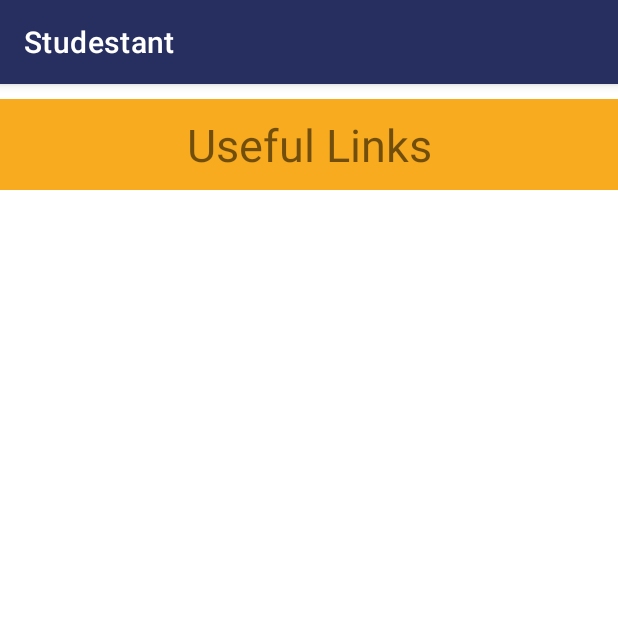
After one commit to NED-CEW-Final-Project-Devs/Studestant, an Android app: the UsefulLinks screen opened directly, with no data from a screen before it, on a phone screen of 412 x 824 dp, the top half of it. The commit adds this screen. Run offline under Robolectric (Android 15) with nearby library versions, the phone set to English and light mode, and no system bars.

Commit message:
merged firebaseauthui_in_home and added useful links activity

```diff
--- /dev/null
+++ b/app/src/main/java/com/ned_cew_final_project/studestant/UsefulLinks.java
@@ -0,0 +1,14 @@
+package com.ned_cew_final_project.studestant;
+
+import androidx.appcompat.app.AppCompatActivity;
+
+import android.os.Bundle;
+
+public class UsefulLinks extends AppCompatActivity {
+
+    @Override
+    protected void onCreate(Bundle savedInstanceState) {
+        super.onCreate(savedInstanceState);
+        setContentView(R.layout.activity_useful_links);
+    }
+}
--- /dev/null
+++ b/app/src/main/res/layout/activity_useful_links.xml
@@ -0,0 +1,32 @@
+<?xml version="1.0" encoding="utf-8"?>
+<LinearLayout xmlns:android="http://schemas.android.com/apk/res/android"
+    xmlns:app="http://schemas.android.com/apk/res-auto"
+    xmlns:tools="http://schemas.android.com/tools"
+    android:layout_width="match_parent"
+    android:layout_height="match_parent"
+    tools:context=".UsefulLinks"
+    android:orientation="vertical">
+
+    <!--HEADER START-->
+    <LinearLayout
+        android:layout_width="match_parent"
+        android:layout_height="wrap_content"
+        android:orientation="vertical" >
+
+        <TextView
+            android:id="@+id/txtview_useful_links"
+            android:layout_width="match_parent"
+            android:layout_height="wrap_content"
+            android:text="@string/useful_links"
+            android:textSize="30sp"
+            android:textAlignment="center"
+            android:gravity="center_horizontal"
+            android:padding="10dp"
+            android:background="@color/yellow"
+            android:layout_marginTop="10dp"
+            android:layout_marginBottom="10dp" />
+
+    </LinearLayout>
+    <!--HEADER END-->
+
+</LinearLayout>
--- a/app/src/main/res/values/strings.xml
+++ b/app/src/main/res/values/strings.xml
@@ -6,4 +6,5 @@
     <string name="formulas_cheatsheet">Formulas Cheatsheet</string>
     <string name="home">Home</string>
     <string name="sign_out">Sign out</string>
+    <string name="useful_links">Useful Links</string>
 </resources>
```
Also changed, not shown: app/src/main/AndroidManifest.xml (+10 -5 lines).
